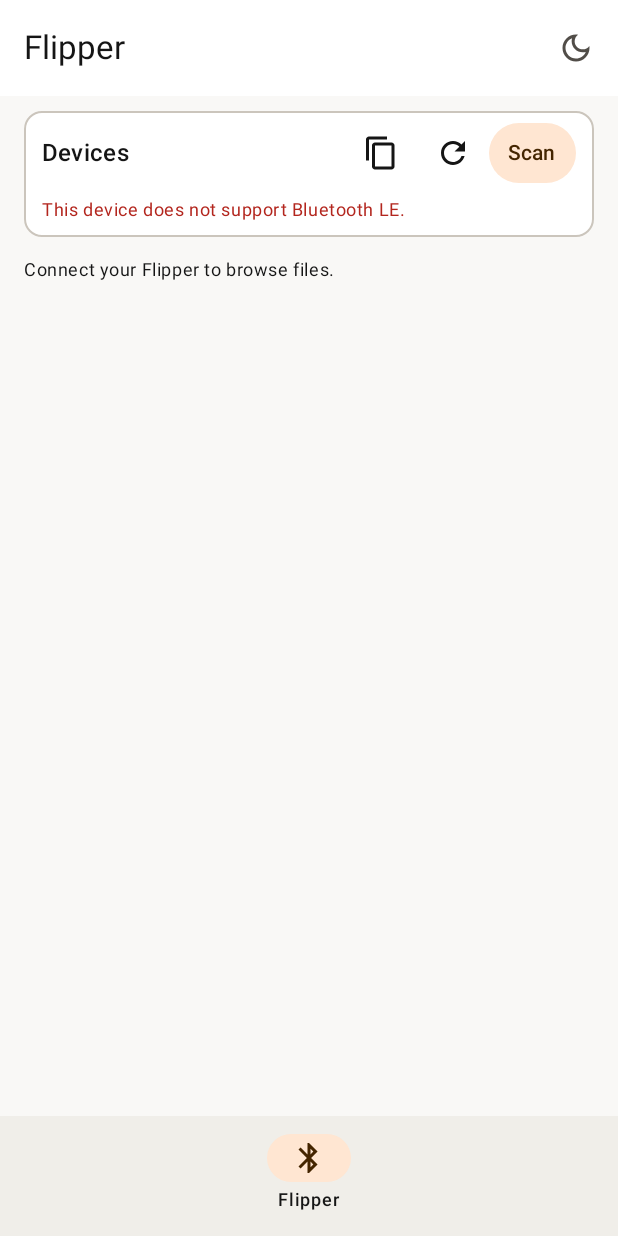
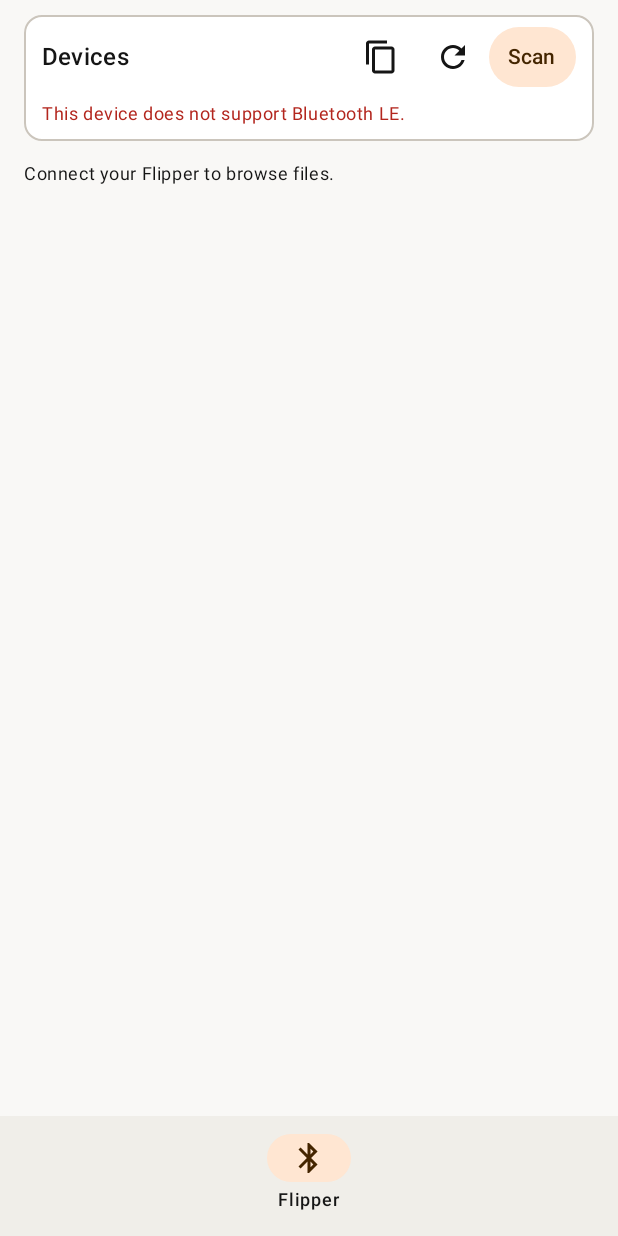
Before and after one commit to Kobich/FlipperZeroKit, an Android app built with Jetpack Compose: the screen it shows after launch (MainActivity), on a phone screen of 412 x 824 dp. Run offline under Robolectric (Android 15) with nearby library versions, the phone set to English and light mode, and no system bars; our stand-ins replace Dagger/Hilt's generated code; libraries missing offline, so code that uses them is left out: androidx.hilt.lifecycle, com.flipperdevices.protobuf; pictures from the network do not load.

Commit message:
Use the system theme and remove the sample top bar

```diff
--- a/gradle/libs.versions.toml
+++ b/gradle/libs.versions.toml
@@ -9,7 +9,6 @@ navigation = "2.9.5"
 # Hilt 2.59+ requires AGP 9; update together with the Android/Gradle toolchain.
 hilt = "2.57.1"
 androidxHilt = "1.3.0"
-datastore = "1.1.7"
 core = "1.17.0"
 protobufPlugin = "0.9.5"
 protobuf = "4.32.1"
@@ -23,7 +22,6 @@ androidx-lifecycle-runtime-compose = { module = "androidx.lifecycle:lifecycle-ru
 androidx-lifecycle-viewmodel-compose = { module = "androidx.lifecycle:lifecycle-viewmodel-compose", version.ref = "lifecycle" }
 androidx-navigation-compose = { module = "androidx.navigation:navigation-compose", version.ref = "navigation" }
 androidx-hilt-compose = { module = "androidx.hilt:hilt-lifecycle-viewmodel-compose", version.ref = "androidxHilt" }
-androidx-datastore = { module = "androidx.datastore:datastore-preferences", version.ref = "datastore" }
 compose-bom = { module = "androidx.compose:compose-bom", version.ref = "composeBom" }
 compose-ui = { module = "androidx.compose.ui:ui" }
 compose-foundation = { module = "androidx.compose.foundation:foundation" }
--- a/sample/src/main/java/dev/flipper/zerokit/sample/MainActivity.kt
+++ b/sample/src/main/java/dev/flipper/zerokit/sample/MainActivity.kt
@@ -5,7 +5,6 @@ import androidx.activity.ComponentActivity
 import androidx.activity.SystemBarStyle
 import androidx.activity.compose.setContent
 import androidx.activity.enableEdgeToEdge
-import androidx.core.view.WindowCompat
 import dagger.hilt.android.AndroidEntryPoint
 import dev.flipper.zerokit.sample.presentation.pages.MainScreen
 
@@ -26,12 +25,6 @@ class MainActivity : ComponentActivity() {
         if (android.os.Build.VERSION.SDK_INT >= android.os.Build.VERSION_CODES.Q) {
             window.isNavigationBarContrastEnforced = false
         }
-        setContent {
-            MainScreen(onThemeResolved = { dark ->
-                val controller = WindowCompat.getInsetsController(window, window.decorView)
-                controller.isAppearanceLightStatusBars = !dark
-                controller.isAppearanceLightNavigationBars = !dark
-            })
-        }
+        setContent { MainScreen() }
     }
 }
--- a/sample/src/main/java/dev/flipper/zerokit/sample/data/repository/ThemeRepository.kt
+++ /dev/null
@@ -1,27 +0,0 @@
-package dev.flipper.zerokit.sample.data.repository
-
-import android.content.Context
-import androidx.datastore.preferences.core.edit
-import androidx.datastore.preferences.core.stringPreferencesKey
-import dagger.hilt.android.qualifiers.ApplicationContext
-import dev.flipper.zerokit.sample.domain.model.ThemeMode
-import dev.flipper.zerokit.sample.domain.repository.ThemeRepository
-import dev.flipper.zerokit.sample.domain.store.SettingsStore
-import dev.flipper.zerokit.sample.domain.store.SettingsStore.settingsStore
-import kotlinx.coroutines.flow.Flow
-import kotlinx.coroutines.flow.map
-import javax.inject.Inject
-
-class ThemeRepositoryImpl @Inject constructor(
-    @param:ApplicationContext private val context: Context,
-) : ThemeRepository {
-    private val themeKey = stringPreferencesKey(SettingsStore.Key.THEME_MODE)
-
-    override val theme: Flow<ThemeMode> = context.settingsStore.data.map { prefs ->
-        ThemeMode.entries.firstOrNull { it.name == prefs[themeKey] } ?: ThemeMode.SYSTEM
-    }
-
-    override suspend fun setTheme(value: ThemeMode) {
-        context.settingsStore.edit { preferences -> preferences[themeKey] = value.name }
-    }
-}
--- /dev/null
+++ b/sample/src/main/java/dev/flipper/zerokit/sample/di/FlipperModule.kt
@@ -0,0 +1,18 @@
+package dev.flipper.zerokit.sample.di
+
+import android.content.Context
+import dagger.Module
+import dagger.Provides
+import dagger.hilt.InstallIn
+import dagger.hilt.android.qualifiers.ApplicationContext
+import dagger.hilt.components.SingletonComponent
+import dev.flipper.api.Flipper
+import javax.inject.Singleton
+
+@Module
+@InstallIn(SingletonComponent::class)
+object FlipperModule {
+    @Provides
+    @Singleton
+    fun provideFlipper(@ApplicationContext context: Context): Flipper = Flipper.create(context)
+}
--- a/sample/src/main/java/dev/flipper/zerokit/sample/di/RepositoryModule.kt
+++ /dev/null
@@ -1,29 +0,0 @@
-package dev.flipper.zerokit.sample.di
-
-import android.content.Context
-import dagger.Binds
-import dagger.Module
-import dagger.Provides
-import dagger.hilt.InstallIn
-import dagger.hilt.android.qualifiers.ApplicationContext
-import dagger.hilt.components.SingletonComponent
-import dev.flipper.api.Flipper
-import dev.flipper.zerokit.sample.data.repository.ThemeRepositoryImpl
-import dev.flipper.zerokit.sample.domain.repository.ThemeRepository
-import javax.inject.Singleton
-
-@Module
-@InstallIn(SingletonComponent::class)
-abstract class RepositoryModule {
-
-    @Binds
-    @Singleton
-    abstract fun bindTheme(impl: ThemeRepositoryImpl): ThemeRepository
-
-    companion object {
-        @Provides
-        @Singleton
-        fun provideFlipper(@ApplicationContext context: Context): Flipper =
-            Flipper.create(context)
-    }
-}
--- a/sample/src/main/java/dev/flipper/zerokit/sample/domain/model/ThemeMode.kt
+++ /dev/null
@@ -1,3 +0,0 @@
-package dev.flipper.zerokit.sample.domain.model
-
-enum class ThemeMode { SYSTEM, LIGHT, DARK }
--- a/sample/src/main/java/dev/flipper/zerokit/sample/domain/repository/ThemeRepository.kt
+++ /dev/null
@@ -1,9 +0,0 @@
-package dev.flipper.zerokit.sample.domain.repository
-
-import dev.flipper.zerokit.sample.domain.model.ThemeMode
-import kotlinx.coroutines.flow.Flow
-
-interface ThemeRepository {
-    val theme: Flow<ThemeMode>
-    suspend fun setTheme(value: ThemeMode)
-}
--- a/sample/src/main/java/dev/flipper/zerokit/sample/domain/store/SettingsStore.kt
+++ /dev/null
@@ -1,18 +0,0 @@
-package dev.flipper.zerokit.sample.domain.store
-
-import android.content.Context
-import androidx.datastore.core.DataStore
-import androidx.datastore.preferences.core.Preferences
-import androidx.datastore.preferences.preferencesDataStore
-
-object SettingsStore {
-
-    val Context.settingsStore: DataStore<Preferences> by preferencesDataStore(name = "ui_settings")
-
-
-    object Key {
-        const val THEME_MODE = "theme_mode"
-        const val LAST_DEVICE_ADDRESS = "last_connected_device_address"
-    }
-
-}
--- a/sample/src/main/java/dev/flipper/zerokit/sample/presentation/pages/MainScreen.kt
+++ b/sample/src/main/java/dev/flipper/zerokit/sample/presentation/pages/MainScreen.kt
@@ -3,58 +3,30 @@ package dev.flipper.zerokit.sample.presentation.pages
 import androidx.compose.foundation.layout.padding
 import androidx.compose.material.icons.Icons
 import androidx.compose.material.icons.outlined.Bluetooth
-import androidx.compose.material.icons.outlined.DarkMode
-import androidx.compose.material.icons.outlined.LightMode
-import androidx.compose.material3.ExperimentalMaterial3Api
 import androidx.compose.material3.Icon
-import androidx.compose.material3.IconButton
-import androidx.compose.material3.MaterialTheme
 import androidx.compose.material3.NavigationBar
 import androidx.compose.material3.NavigationBarItem
 import androidx.compose.material3.Scaffold
 import androidx.compose.material3.Text
-import androidx.compose.material3.TopAppBar
-import androidx.compose.material3.TopAppBarDefaults
 import androidx.compose.runtime.Composable
-import androidx.compose.runtime.SideEffect
-import androidx.compose.runtime.getValue
 import androidx.compose.ui.Modifier
 import androidx.compose.ui.res.stringResource
 import androidx.hilt.lifecycle.viewmodel.compose.hiltViewModel
-import androidx.lifecycle.compose.collectAsStateWithLifecycle
 import androidx.navigation.compose.NavHost
 import androidx.navigation.compose.composable
 import androidx.navigation.compose.rememberNavController
 import dev.flipper.ui.FlipperScreen
 import dev.flipper.zerokit.sample.R
 import dev.flipper.zerokit.sample.presentation.theme.FlipperTheme
-import dev.flipper.zerokit.sample.presentation.theme.ThemeViewModel
 
 private const val FLIPPER_ROUTE = "flipper"
 
 /** Demonstration host. Other product destinations belong alongside this one in the host graph. */
-@OptIn(ExperimentalMaterial3Api::class)
 @Composable
-fun MainScreen(
-    onThemeResolved: (Boolean) -> Unit,
-    themeViewModel: ThemeViewModel = hiltViewModel(),
-    hostViewModel: FlipperHostViewModel = hiltViewModel(),
-) {
-    val preference by themeViewModel.theme.collectAsStateWithLifecycle()
-    FlipperTheme(preference = preference) { isDark ->
-        SideEffect { onThemeResolved(isDark) }
+fun MainScreen(hostViewModel: FlipperHostViewModel = hiltViewModel()) {
+    FlipperTheme {
         val navController = rememberNavController()
         Scaffold(
-            topBar = {
-                TopAppBar(title = { Text(stringResource(R.string.tab_flipper)) },
-                    colors = TopAppBarDefaults.topAppBarColors(containerColor = MaterialTheme.colorScheme.surface),
-                    actions = {
-                        IconButton(onClick = { themeViewModel.toggle(isDark) }) {
-                            Icon(if (isDark) Icons.Outlined.LightMode else Icons.Outlined.DarkMode,
-                                contentDescription = stringResource(if (isDark) R.string.switch_to_light_theme else R.string.switch_to_dark_theme))
-                        }
-                    })
-            },
             bottomBar = {
                 NavigationBar {
                     NavigationBarItem(selected = true,
--- a/sample/src/main/java/dev/flipper/zerokit/sample/presentation/theme/FlipperTheme.kt
+++ b/sample/src/main/java/dev/flipper/zerokit/sample/presentation/theme/FlipperTheme.kt
@@ -6,7 +6,6 @@ import androidx.compose.material3.darkColorScheme
 import androidx.compose.material3.lightColorScheme
 import androidx.compose.runtime.Composable
 import androidx.compose.ui.graphics.Color
-import dev.flipper.zerokit.sample.domain.model.ThemeMode
 
 private val Orange = Color(0xFFFF8200)
 private val OrangeLight = Color(0xFFFFA640)
@@ -130,16 +129,6 @@ private val DarkColors = darkColorScheme(
 )
 
 @Composable
-fun FlipperTheme(
-    preference: ThemeMode,
-    content: @Composable (isDark: Boolean) -> Unit,
-) {
-    val isDark = when (preference) {
-        ThemeMode.SYSTEM -> isSystemInDarkTheme()
-        ThemeMode.LIGHT -> false
-        ThemeMode.DARK -> true
-    }
-    MaterialTheme(colorScheme = if (isDark) DarkColors else LightColors) {
-        content(isDark)
-    }
+fun FlipperTheme(content: @Composable () -> Unit) {
+    MaterialTheme(colorScheme = if (isSystemInDarkTheme()) DarkColors else LightColors, content = content)
 }
--- a/sample/src/main/java/dev/flipper/zerokit/sample/presentation/theme/ThemeViewModel.kt
+++ /dev/null
@@ -1,28 +0,0 @@
-package dev.flipper.zerokit.sample.presentation.theme
-
-import androidx.lifecycle.ViewModel
-import androidx.lifecycle.viewModelScope
-import dagger.hilt.android.lifecycle.HiltViewModel
-import dev.flipper.zerokit.sample.domain.model.ThemeMode
-import dev.flipper.zerokit.sample.domain.repository.ThemeRepository
-import kotlinx.coroutines.flow.SharingStarted
-import kotlinx.coroutines.flow.stateIn
-import kotlinx.coroutines.launch
-import javax.inject.Inject
-
-@HiltViewModel
-class ThemeViewModel @Inject constructor(
-    private val repository: ThemeRepository,
-) : ViewModel() {
-    val theme = repository.theme.stateIn(
-        viewModelScope,
-        SharingStarted.WhileSubscribed(5_000),
-        ThemeMode.SYSTEM,
-    )
-
-    fun toggle(currentlyDark: Boolean) {
-        viewModelScope.launch {
-            repository.setTheme(if (currentlyDark) ThemeMode.LIGHT else ThemeMode.DARK)
-        }
-    }
-}
--- a/sample/src/main/res/values-night/themes.xml
+++ b/sample/src/main/res/values-night/themes.xml
@@ -1,6 +1,6 @@
 <resources xmlns:tools="http://schemas.android.com/tools">
-    <style name="Theme.FlipperZeroCompanion" parent="android:style/Theme.Material.Light.NoActionBar">
-        <item name="android:windowLightStatusBar">true</item>
+    <style name="Theme.FlipperZeroCompanion" parent="android:style/Theme.Material.NoActionBar">
+        <item name="android:windowLightStatusBar">false</item>
         <item name="android:statusBarColor">@android:color/transparent</item>
         <item name="android:navigationBarColor">@android:color/transparent</item>
         <item name="android:windowActionModeOverlay">true</item>
--- a/sample/src/main/res/values/strings.xml
+++ b/sample/src/main/res/values/strings.xml
@@ -1,6 +1,4 @@
 <resources>
     <string name="app_name">FlipperZeroKit Sample</string>
-    <string name="switch_to_light_theme">Switch to light theme</string>
-    <string name="switch_to_dark_theme">Switch to dark theme</string>
     <string name="tab_flipper">Flipper</string>
 </resources>
```
Also changed, not shown: sample/build.gradle.kts (+2 -5 lines), 3 other files.
